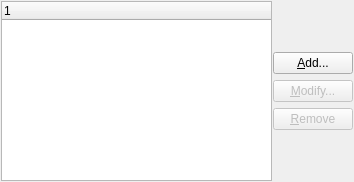
Qt form blogilo/src/ui/blogsettingsbase.ui (KDE/kdepim) before a commit.
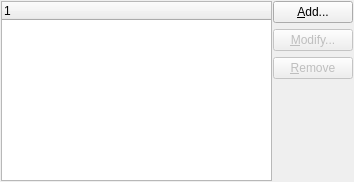
The same form after that commit.

Commit message: Remove margin in ui file too

```diff
--- a/blogilo/src/ui/blogsettingsbase.ui
+++ b/blogilo/src/ui/blogsettingsbase.ui
@@ -22,19 +22,6 @@
      <property name="spacing">
       <number>6</number>
      </property>
-     <item>
-      <spacer name="verticalSpacer_2">
-       <property name="orientation">
-        <enum>Qt::Vertical</enum>
-       </property>
-       <property name="sizeHint" stdset="0">
-        <size>
-         <width>20</width>
-         <height>40</height>
-        </size>
-       </property>
-      </spacer>
-     </item>
      <item>
       <widget class="QPushButton" name="btnAdd">
        <property name="text">
```
Left out of the diff: 11 changed lines with no effect on the pictures. The commit also changes 4 other files.
